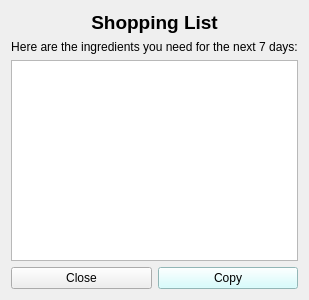
Qt form home_ims/src/view/ui/popup/shopping_list.ui (isaac-ucalgary/CPSC471_Fall2024_GroupProject) before a commit.
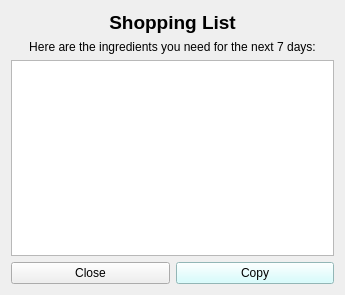
The same form after that commit.

Commit message: New popup windows.

Diff of the .ui file:
```diff
--- a/home_ims/src/view/ui/popup/shopping_list.ui
+++ b/home_ims/src/view/ui/popup/shopping_list.ui
@@ -6,8 +6,8 @@
    <rect>
     <x>0</x>
     <y>0</y>
-    <width>250</width>
-    <height>300</height>
+    <width>345</width>
+    <height>295</height>
    </rect>
   </property>
   <property name="windowTitle">
@@ -45,13 +45,36 @@
      <property name="readOnly">
       <bool>true</bool>
      </property>
+     <property name="html">
+      <string>&lt;!DOCTYPE HTML PUBLIC &quot;-//W3C//DTD HTML 4.0//EN&quot; &quot;http://www.w3.org/TR/REC-html40/strict.dtd&quot;&gt;
+&lt;html&gt;&lt;head&gt;&lt;meta name=&quot;qrichtext&quot; content=&quot;1&quot; /&gt;&lt;meta charset=&quot;utf-8&quot; /&gt;&lt;style type=&quot;text/css&quot;&gt;
+p, li { white-space: pre-wrap; }
+hr { height: 1px; border-width: 0; }
+li.unchecked::marker { content: &quot;\2610&quot;; }
+li.checked::marker { content: &quot;\2612&quot;; }
+&lt;/style&gt;&lt;/head&gt;&lt;body style=&quot; font-family:'.AppleSystemUIFont'; font-size:13pt; font-weight:400; font-style:normal;&quot;&gt;
+&lt;p style=&quot;-qt-paragraph-type:empty; margin-top:0px; margin-bottom:0px; margin-left:0px; margin-right:0px; -qt-block-indent:0; text-indent:0px;&quot;&gt;&lt;br /&gt;&lt;/p&gt;&lt;/body&gt;&lt;/html&gt;</string>
+     </property>
      <property name="text" stdset="0">
       <string>Ingredient 1\nIngredient 2\nIngredient 3...</string>
      </property>
     </widget>
    </item>
    <item>
-    <layout class="QHBoxLayout" name="horizontalLayout_buttons">
+    <widget class="QWidget" name="widget" native="true">
+     <layout class="QHBoxLayout" name="horizontalLayout">
+      <property name="leftMargin">
+       <number>0</number>
+      </property>
+      <property name="topMargin">
+       <number>0</number>
+      </property>
+      <property name="rightMargin">
+       <number>0</number>
+      </property>
+      <property name="bottomMargin">
+       <number>0</number>
+      </property>
      <item>
       <widget class="QPushButton" name="closeBtn">
        <property name="styleSheet">
@@ -73,6 +96,7 @@
       </widget>
      </item>
     </layout>
+    </widget>
    </item>
   </layout>
  </widget>
```
Left out of the diff: 6 changed lines with no effect on the pictures. Lines whose indentation alone changed are shown as unchanged. The commit also changes 5 other files.
